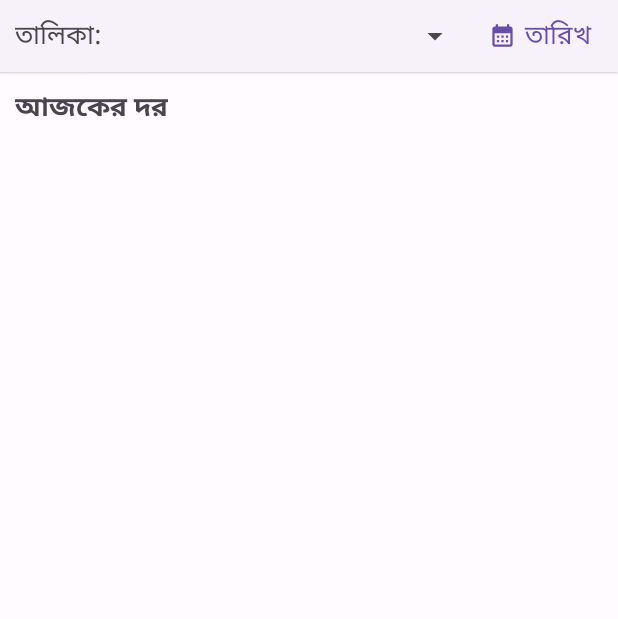
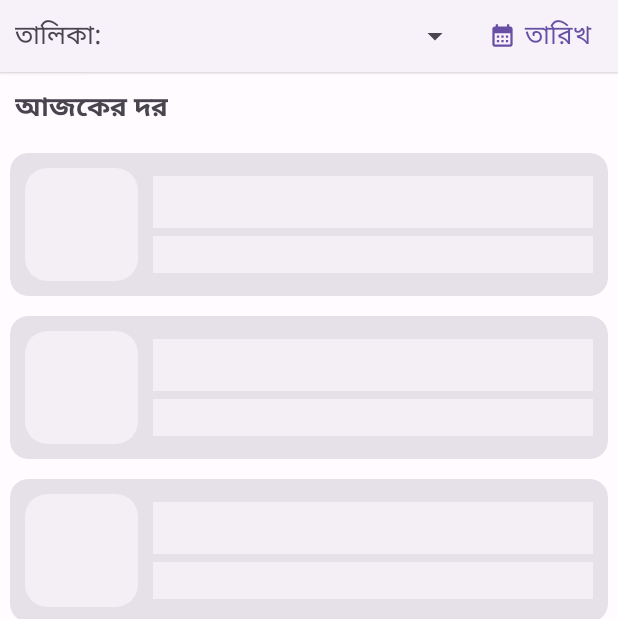
Before and after one commit to CoderBDK/Bazar-Dor, an Android app: the MainActivity screen opened directly, with no data from a screen before it, on a phone screen of 412 x 824 dp, the part 617-1236 px from its top. Run offline under Robolectric (Android 15) with nearby library versions, the phone set to English and light mode, and no system bars; Roboto replaces fonts that are not available here; 1 statement that could not run was skipped.

Commit message:
UI design using material theme

```diff
--- a/app/src/main/java/com/coderbdk/bazardor/ui/main/MainActivity.kt
+++ b/app/src/main/java/com/coderbdk/bazardor/ui/main/MainActivity.kt
@@ -2,6 +2,8 @@ package com.coderbdk.bazardor.ui.main
 
 import android.annotation.SuppressLint
 import android.content.Intent
+import android.content.res.Configuration
+import android.os.Build
 import android.os.Bundle
 import android.provider.Settings
 import android.view.View
@@ -22,6 +24,7 @@ class MainActivity : AppCompatActivity() {
     private lateinit var binding: ActivityMainAppBinding
     private lateinit var contentMain: ContentBinding
     private lateinit var viewModel: MainViewModel
+    private var isNightMode = false
     private val dialogNetworkAlert by lazy { NetworkAlertDialog(this) }
 
     override fun onCreate(savedInstanceState: Bundle?) {
@@ -40,6 +43,21 @@ class MainActivity : AppCompatActivity() {
         loadProductAdapter()
         loadNetworkResponseListener()
         loadDialogNetwork()
+        checkThemeMode()
+    }
+    private fun checkThemeMode() {
+
+        when (resources.configuration.uiMode and Configuration.UI_MODE_NIGHT_MASK) {
+            Configuration.UI_MODE_NIGHT_NO -> {
+                isNightMode = false
+                if (Build.VERSION.SDK_INT <= 23) {
+                    window.decorView.systemUiVisibility = View.SYSTEM_UI_FLAG_LIGHT_STATUS_BAR
+                }
+            } // Night mode is not active, we're using the light theme.
+            Configuration.UI_MODE_NIGHT_YES -> {
+                isNightMode = true
+            } // Night mode is active, we're using dark theme.
+        }
     }
 
     private fun loadDialogNetwork() {
@@ -61,12 +79,16 @@ class MainActivity : AppCompatActivity() {
             viewModel.responseState.collect {
                 when (it.second) {
                     MainViewModel.ResponseState.INITIAL -> {
+                        if(!contentMain.productLoading.isVisible) contentMain.productLoading.isVisible = true
+                        if(contentMain.recyclerView.isVisible) contentMain.recyclerView.isVisible = false
                         showLoader()
                     }
 
                     MainViewModel.ResponseState.ACCEPTED -> {
                         dialogNetworkAlert.hide()
                         hideLoader()
+                        if(contentMain.productLoading.isVisible)contentMain.productLoading.isVisible = false
+                        if(!contentMain.recyclerView.isVisible)contentMain.recyclerView.isVisible = true
                     }
 
                     MainViewModel.ResponseState.FAILED -> {
--- a/app/src/main/java/com/coderbdk/bazardor/ui/main/MainViewModel.kt
+++ b/app/src/main/java/com/coderbdk/bazardor/ui/main/MainViewModel.kt
@@ -25,6 +25,9 @@ class MainViewModel : ViewModel() {
 
     enum class ResponseState {
         INITIAL, ACCEPTED, FAILED
+    }
+    enum class ResponseType{
+        PRODUCT_CATEGORY,PRODUCT_ITEM
     }
 
     private val _responseState = MutableStateFlow(
--- a/app/src/main/res/layout/content.xml
+++ b/app/src/main/res/layout/content.xml
@@ -53,6 +53,9 @@
             </LinearLayout>
         </com.google.android.material.circularreveal.cardview.CircularRevealCardView>
 
+        <androidx.core.widget.NestedScrollView
+            android:layout_width="match_parent"
+            android:layout_height="match_parent">
         <LinearLayout
             android:layout_width="match_parent"
             android:layout_height="match_parent"
@@ -66,13 +69,27 @@
                 android:text="@string/today_price"
                 android:textSize="18sp"
                 android:textStyle="bold" />
+            <LinearLayout
+                android:id="@+id/productLoading"
+                android:orientation="vertical"
+                android:layout_width="match_parent"
+                android:layout_height="wrap_content">
+                <include layout="@layout/item_product_loading"/>
+                <include layout="@layout/item_product_loading"/>
+                <include layout="@layout/item_product_loading"/>
+                <include layout="@layout/item_product_loading"/>
+                <include layout="@layout/item_product_loading"/>
+                <include layout="@layout/item_product_loading"/>
+                <include layout="@layout/item_product_loading"/>
+                <include layout="@layout/item_product_loading"/>
+            </LinearLayout>
 
             <androidx.recyclerview.widget.RecyclerView
                 android:id="@+id/recyclerView"
                 android:layout_width="match_parent"
                 android:layout_height="match_parent" />
         </LinearLayout>
-
+        </androidx.core.widget.NestedScrollView>
     </LinearLayout>
 
 </LinearLayout>
--- a/app/src/main/res/layout/item_product_list.xml
+++ b/app/src/main/res/layout/item_product_list.xml
@@ -27,17 +27,20 @@
             android:layout_height="match_parent"/>
         </com.google.android.material.card.MaterialCardView>
         <LinearLayout
+            android:gravity="center"
             android:layout_marginLeft="10dp"
             android:orientation="vertical"
             android:layout_width="match_parent"
             android:layout_height="match_parent">
             <TextView
+                android:fontFamily="@font/abok"
                 android:id="@+id/name"
                 android:textSize="25sp"
                 android:text="@string/bazar_dor"
                 android:layout_width="match_parent"
                 android:layout_height="wrap_content"/>
             <TextView
+                android:fontFamily="@font/abok"
                 android:id="@+id/price"
                 android:textSize="18sp"
                 android:text="@string/bazar_dor"
--- /dev/null
+++ b/app/src/main/res/layout/item_product_loading.xml
@@ -0,0 +1,51 @@
+<?xml version="1.0" encoding="utf-8"?>
+<LinearLayout xmlns:android="http://schemas.android.com/apk/res/android"
+    android:layout_width="match_parent"
+    android:layout_height="wrap_content"
+    xmlns:app="http://schemas.android.com/apk/res-auto"
+    android:orientation="vertical"
+    android:layout_margin="1dp">
+    <com.google.android.material.card.MaterialCardView
+        style="?attr/materialCardViewFilledStyle"
+        android:layout_width="match_parent"
+        android:layout_height="wrap_content"
+        android:layout_margin="5dp">
+        <LinearLayout
+            android:layout_margin="10dp"
+            android:orientation="horizontal"
+            android:layout_width="match_parent"
+            android:layout_height="wrap_content">
+            <com.google.android.material.card.MaterialCardView
+                style="?attr/materialCardViewFilledStyle"
+                app:cardCornerRadius="15dp"
+                android:layout_width="75dp"
+                android:layout_height="75dp">
+                <androidx.appcompat.widget.AppCompatImageView
+                    android:theme="@style/Theme.ProductLoading"
+                    android:scaleType="centerCrop"
+                    android:layout_width="match_parent"
+                    android:layout_height="match_parent"/>
+            </com.google.android.material.card.MaterialCardView>
+            <LinearLayout
+                android:gravity="center"
+                android:layout_marginLeft="10dp"
+                android:orientation="vertical"
+                android:layout_width="match_parent"
+                android:layout_height="match_parent">
+                <TextView
+                    android:theme="@style/Theme.ProductLoading"
+                    android:id="@+id/name"
+                    android:textSize="25sp"
+                    android:layout_width="match_parent"
+                    android:layout_height="wrap_content"/>
+                <TextView
+                    android:layout_marginTop="5dp"
+                    android:theme="@style/Theme.ProductLoading"
+                    android:id="@+id/price"
+                    android:textSize="18sp"
+                    android:layout_width="match_parent"
+                    android:layout_height="wrap_content"/>
+            </LinearLayout>
+        </LinearLayout>
+    </com.google.android.material.card.MaterialCardView>
+</LinearLayout>
--- a/app/src/main/res/values/themes.xml
+++ b/app/src/main/res/values/themes.xml
@@ -30,6 +30,10 @@
         <item name="colorSurfaceInverse">@color/md_theme_light_inverseSurface</item>
         <item name="colorPrimaryInverse">@color/md_theme_light_inversePrimary</item>
 
+        <!-- Status bar color. -->
+        <item name="android:statusBarColor">@color/md_theme_light_onPrimary</item>
+        <item name="android:windowLightStatusBar">true</item>
+
     </style>
 
     <style name="Theme.BazarDor" parent="Base.Theme.BazarDor" />
@@ -37,4 +41,8 @@
         <item name="android:windowBackground">@drawable/preload_splash_screen</item>
     </style>
 
+    <style name="Theme.ProductLoading" parent="Base.Theme.BazarDor">
+        <item name="android:background">@color/md_theme_light_inverseOnSurface</item>
+    </style>
+
 </resources>
```
